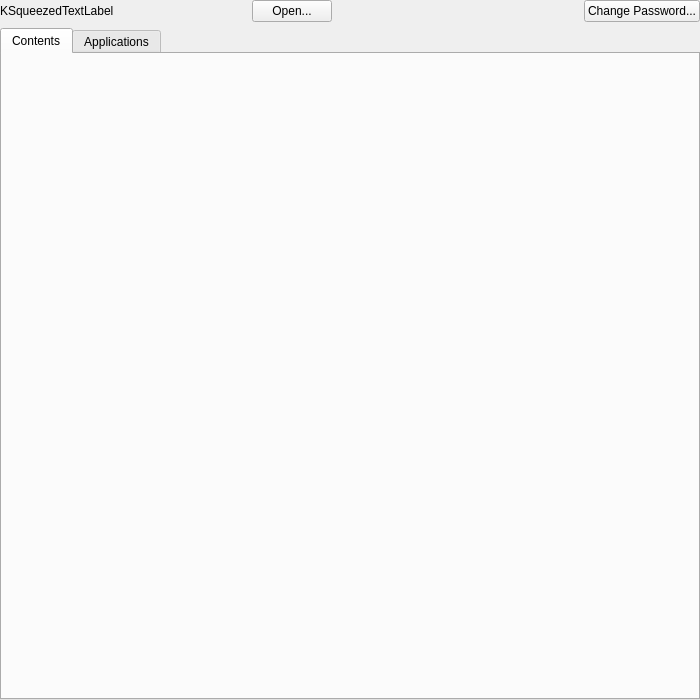
The window that src/manager/walletcontrolwidget.ui (KDE/kwalletmanager) describes before a commit, drawn with Qt 5.
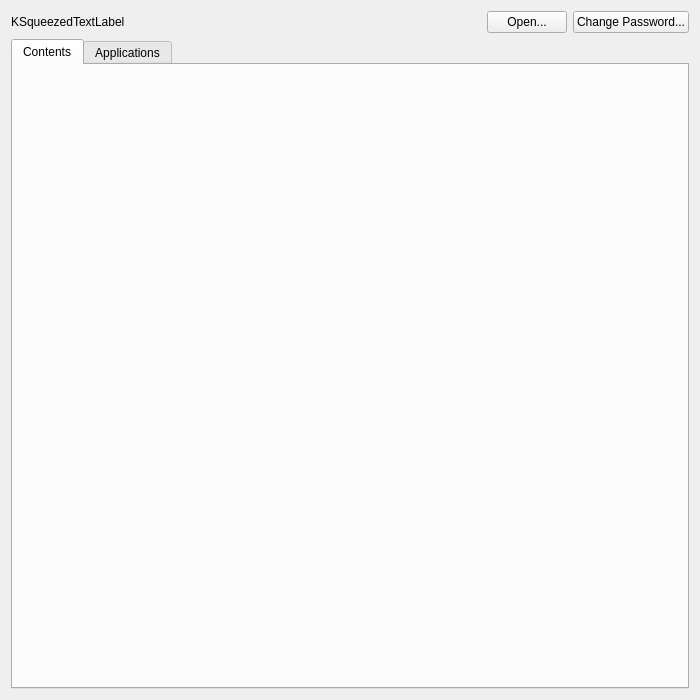
The same window after the commit. Icons and pictures are not drawn. Custom widgets are drawn as their Qt base class.

Commit message: Improve layout margins for the wallet manager

What changed in the file:
```diff
--- a/src/manager/walletcontrolwidget.ui
+++ b/src/manager/walletcontrolwidget.ui
@@ -11,9 +11,6 @@
    </rect>
   </property>
   <layout class="QVBoxLayout" name="verticalLayout_2">
-   <property name="margin">
-    <number>0</number>
-   </property>
    <item>
     <layout class="QHBoxLayout" name="horizontalLayout">
      <item>
@@ -29,13 +26,6 @@
        </property>
       </widget>
      </item>
-     <item>
-      <widget class="QPushButton" name="_openClose">
-       <property name="text">
-        <string>Open...</string>
-       </property>
-      </widget>
-     </item>
      <item>
       <spacer name="topSpacer">
        <property name="orientation">
@@ -52,6 +42,13 @@
        </property>
       </spacer>
      </item>
+     <item>
+      <widget class="QPushButton" name="_openClose">
+       <property name="text">
+        <string>Open...</string>
+       </property>
+      </widget>
+     </item>
      <item>
       <widget class="QPushButton" name="_changePassword">
        <property name="text">
```
The commit also changes 1 other file.
